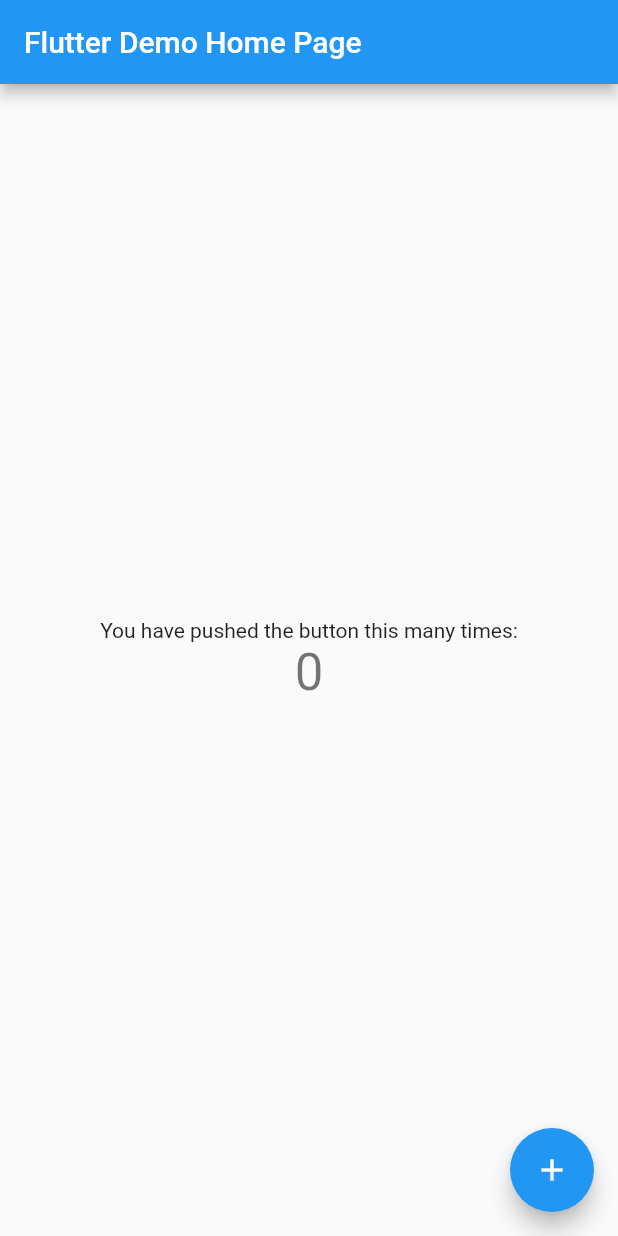
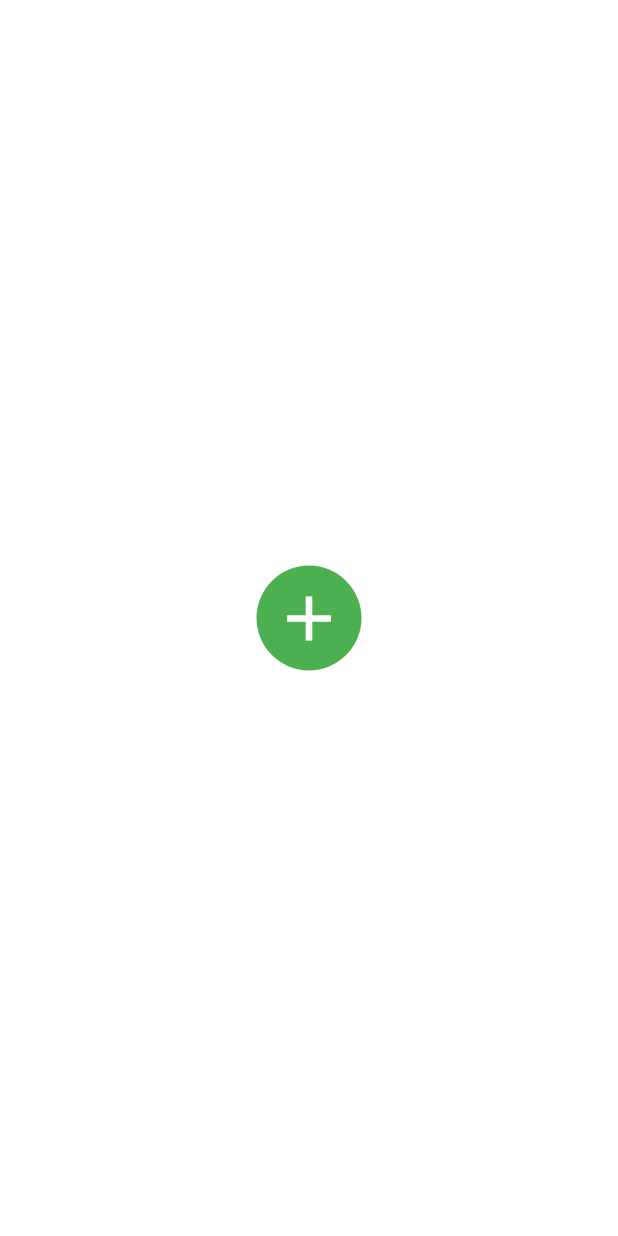
Before and after one commit to gleich/Task-Timer, a Flutter app: the screen it shows after launch, on a phone screen of 412 x 824 dp. Run offline on Flutter 3.47's test engine with Material 2 defaults, Android fonts, the phone set to English and light mode, and no system bars.

Commit message:
🚀 Implement add button

```diff
--- a/lib/main.dart
+++ b/lib/main.dart
@@ -1,117 +1,25 @@
+// Flutter imports:
 import 'package:flutter/material.dart';
 
-void main() {
-  runApp(MyApp());
-}
+// Project imports:
+import 'package:task_timer/routes/home/home.dart';
+import 'package:task_timer/themes.dart';
 
-class MyApp extends StatelessWidget {
-  // This widget is the root of your application.
+void main() => runApp(TaskTimerApp());
+
+class TaskTimerApp extends StatelessWidget {
   @override
   Widget build(BuildContext context) {
     return MaterialApp(
-      title: 'Flutter Demo',
-      theme: ThemeData(
-        // This is the theme of your application.
-        //
-        // Try running your application with "flutter run". You'll see the
-        // application has a blue toolbar. Then, without quitting the app, try
-        // changing the primarySwatch below to Colors.green and then invoke
-        // "hot reload" (press "r" in the console where you ran "flutter run",
-        // or simply save your changes to "hot reload" in a Flutter IDE).
-        // Notice that the counter didn't reset back to zero; the application
-        // is not restarted.
-        primarySwatch: Colors.blue,
-        // This makes the visual density adapt to the platform that you run
-        // the app on. For desktop platforms, the controls will be smaller and
-        // closer together (more dense) than on mobile platforms.
-        visualDensity: VisualDensity.adaptivePlatformDensity,
-      ),
-      home: MyHomePage(title: 'Flutter Demo Home Page'),
+      title: 'Theme Timer',
+      theme: Themes().lightTheme,
+      darkTheme: Themes().darkTheme,
+      themeMode: ThemeMode.system,
+      debugShowCheckedModeBanner: false,
+      initialRoute: HomeRoute.routeName,
+      routes: {
+        HomeRoute.routeName: (ctx) => HomeRoute(),
+      },
     );
   }
 }
-
-class MyHomePage extends StatefulWidget {
-  MyHomePage({Key key, this.title}) : super(key: key);
-
-  // This widget is the home page of your application. It is stateful, meaning
-  // that it has a State object (defined below) that contains fields that affect
-  // how it looks.
-
-  // This class is the configuration for the state. It holds the values (in this
-  // case the title) provided by the parent (in this case the App widget) and
-  // used by the build method of the State. Fields in a Widget subclass are
-  // always marked "final".
-
-  final String title;
-
-  @override
-  _MyHomePageState createState() => _MyHomePageState();
-}
-
-class _MyHomePageState extends State<MyHomePage> {
-  int _counter = 0;
-
-  void _incrementCounter() {
-    setState(() {
-      // This call to setState tells the Flutter framework that something has
-      // changed in this State, which causes it to rerun the build method below
-      // so that the display can reflect the updated values. If we changed
-      // _counter without calling setState(), then the build method would not be
-      // called again, and so nothing would appear to happen.
-      _counter++;
-    });
-  }
-
-  @override
-  Widget build(BuildContext context) {
-    // This method is rerun every time setState is called, for instance as done
-    // by the _incrementCounter method above.
-    //
-    // The Flutter framework has been optimized to make rerunning build methods
-    // fast, so that you can just rebuild anything that needs updating rather
-    // than having to individually change instances of widgets.
-    return Scaffold(
-      appBar: AppBar(
-        // Here we take the value from the MyHomePage object that was created by
-        // the App.build method, and use it to set our appbar title.
-        title: Text(widget.title),
-      ),
-      body: Center(
-        // Center is a layout widget. It takes a single child and positions it
-        // in the middle of the parent.
-        child: Column(
-          // Column is also a layout widget. It takes a list of children and
-          // arranges them vertically. By default, it sizes itself to fit its
-          // children horizontally, and tries to be as tall as its parent.
-          //
-          // Invoke "debug painting" (press "p" in the console, choose the
-          // "Toggle Debug Paint" action from the Flutter Inspector in Android
-          // Studio, or the "Toggle Debug Paint" command in Visual Studio Code)
-          // to see the wireframe for each widget.
-          //
-          // Column has various properties to control how it sizes itself and
-          // how it positions its children. Here we use mainAxisAlignment to
-          // center the children vertically; the main axis here is the vertical
-          // axis because Columns are vertical (the cross axis would be
-          // horizontal).
-          mainAxisAlignment: MainAxisAlignment.center,
-          children: <Widget>[
-            Text(
-              'You have pushed the button this many times:',
-            ),
-            Text(
-              '$_counter',
-              style: Theme.of(context).textTheme.headline4,
-            ),
-          ],
-        ),
-      ),
-      floatingActionButton: FloatingActionButton(
-        onPressed: _incrementCounter,
-        tooltip: 'Increment',
-        child: Icon(Icons.add),
-      ), // This trailing comma makes auto-formatting nicer for build methods.
-    );
-  }
-}
--- /dev/null
+++ b/lib/routes/home/home.dart
@@ -0,0 +1,18 @@
+// Flutter imports:
+import 'package:flutter/material.dart';
+
+// Project imports:
+import 'package:task_timer/routes/home/widgets/buttons.dart';
+
+class HomeRoute extends StatelessWidget {
+  static const routeName = '/blankTasks';
+
+  @override
+  Widget build(BuildContext context) {
+    return Scaffold(
+      body: Center(
+        child: AddButton(),
+      ),
+    );
+  }
+}
--- /dev/null
+++ b/lib/routes/home/widgets/buttons.dart
@@ -0,0 +1,36 @@
+// Flutter imports:
+import 'package:flutter/material.dart';
+
+class AddButton extends StatefulWidget {
+  @override
+  _AddButtonState createState() => _AddButtonState();
+}
+
+class _AddButtonState extends State<AddButton> {
+  var mouseHovering = false;
+
+  @override
+  Widget build(BuildContext context) {
+    return MouseRegion(
+      onEnter: (_) {
+        setState(() {
+          mouseHovering = true;
+        });
+      },
+      onExit: (_) {
+        setState(() {
+          mouseHovering = false;
+        });
+      },
+      child: CircleAvatar(
+        backgroundColor: mouseHovering ? Colors.white : Colors.green,
+        maxRadius: 35,
+        child: Icon(
+          Icons.add,
+          color: mouseHovering ? Colors.black : Colors.white,
+          size: 50,
+        ),
+      ),
+    );
+  }
+}
--- /dev/null
+++ b/lib/themes.dart
@@ -0,0 +1,14 @@
+// Flutter imports:
+import 'package:flutter/material.dart';
+
+class Themes {
+  ThemeData get darkTheme => ThemeData(
+        brightness: Brightness.dark,
+        scaffoldBackgroundColor: Colors.black,
+      );
+
+  ThemeData get lightTheme => ThemeData(
+        brightness: Brightness.light,
+        scaffoldBackgroundColor: Colors.white,
+      );
+}
```
